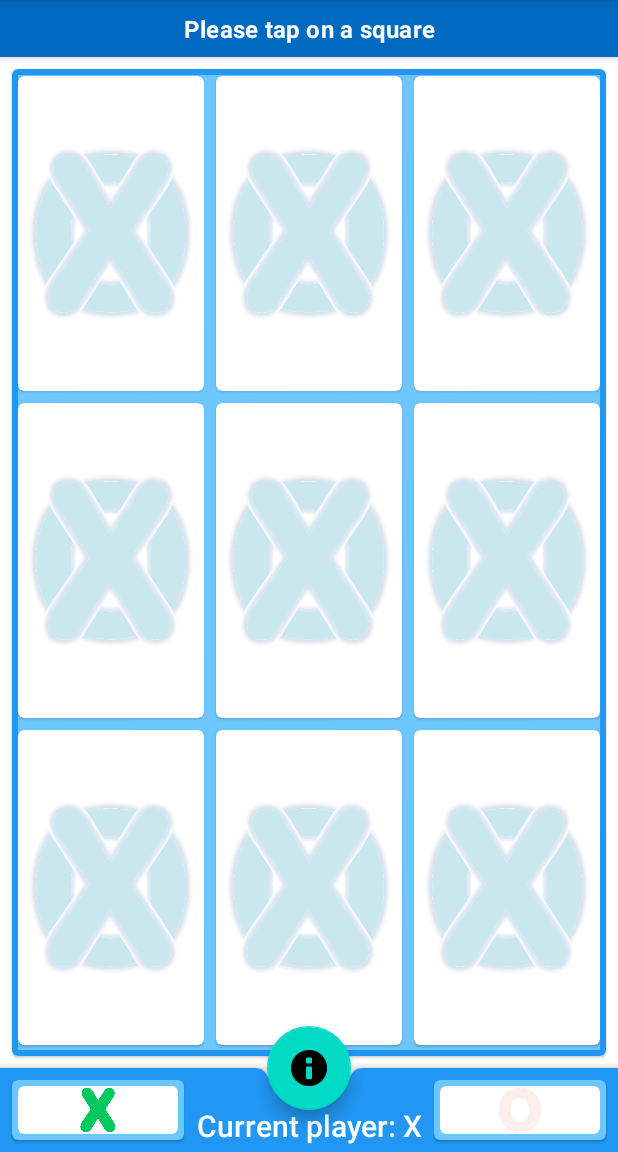
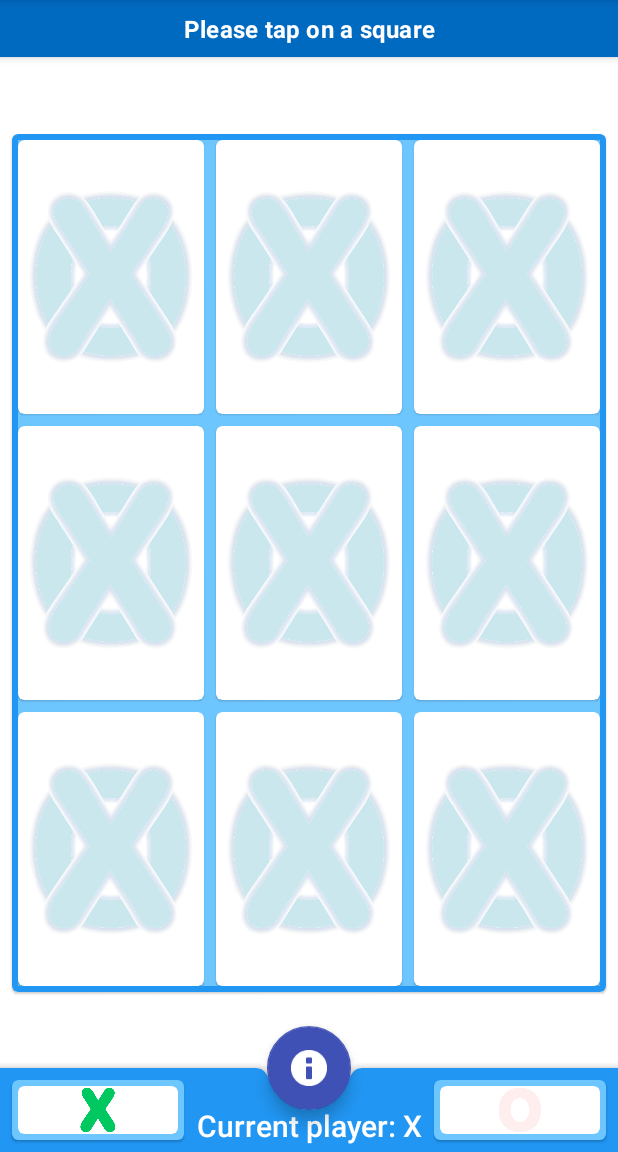
Before and after one commit to mintedtech/TicTacToe, an Android app: the screen it shows after launch (MainActivity), on a phone screen of 412 x 824 dp, the part 84-1236 px from its top. Run offline under Robolectric (Android 15) with nearby library versions, the phone set to English and light mode, and no system bars.

Commit message:
Reverted to adapter-based image scaling

```diff
--- a/app/build.gradle
+++ b/app/build.gradle
@@ -28,4 +28,5 @@ dependencies {
     implementation 'androidx.swiperefreshlayout:swiperefreshlayout:1.1.0'
     implementation 'com.google.android.material:material:1.4.0'
     implementation 'com.google.code.gson:gson:2.8.9'
+    implementation 'androidx.recyclerview:recyclerview:1.2.1'
 }
--- a/app/src/main/java/com/mintedtech/tic_tac_toe/activities/MainActivity.java
+++ b/app/src/main/java/com/mintedtech/tic_tac_toe/activities/MainActivity.java
@@ -148,20 +148,20 @@ public class MainActivity extends AppCompatActivity
         // Create a new LayoutManager object to be used in the RecyclerView
         int rvColumnCount = (int) Math.sqrt (mAdapter.getItemCount ());
         RecyclerView.LayoutManager layoutManager =
-                new GridLayoutManager (this, rvColumnCount)
+                new GridLayoutManager (this, rvColumnCount);/*
                 {
                     @Override public boolean checkLayoutParams (RecyclerView.LayoutParams lp)
                     {
                         // Desired height seems to be slightly less than 1/3rd, due to padding/etc.?
                         // But the precise number is slightly different for portrait and landscape
-                        double offset = getWidth () > getHeight () ? .13 : .12;
+                        double offset = getWidth () > getHeight () ? .13 : .18;
 
                         // Size the height of each to have the entire RV fill the screen
                         // Since this is a symmetrical grid, column count == row count
                         lp.height = (int) (getHeight () / (rvColumnCount + offset));
                         return true; // instead of super.checkLayoutParams (lp);
                     }
-                };
+                };*/
 
         // apply the Layout Manager object just created to the RecyclerView
         rvBoard.setLayoutManager (layoutManager);
--- a/app/src/main/java/com/mintedtech/tic_tac_toe/classes/CardViewImageAdapter.java
+++ b/app/src/main/java/com/mintedtech/tic_tac_toe/classes/CardViewImageAdapter.java
@@ -1,5 +1,9 @@
 package com.mintedtech.tic_tac_toe.classes;
 
+import android.content.Context;
+import android.content.res.Configuration;
+import android.content.res.Resources;
+import android.util.DisplayMetrics;
 import android.view.LayoutInflater;
 import android.view.View;
 import android.view.ViewGroup;
@@ -97,13 +101,14 @@ public class CardViewImageAdapter extends RecyclerView.Adapter<CardImageViewHold
                 .inflate (R.layout.rv_card_image_item, parent, false);
 
         // Create a new ViewHolder with that newly-inflated View
-        //adjustScaling (cardImageViewHolder, parent.getContext ());
+        CardImageViewHolder cardImageViewHolder = new CardImageViewHolder (itemLayoutView);
+        adjustScaling (cardImageViewHolder, parent.getContext ());
 
         // return the created and then modified ViewHolder
-        return new CardImageViewHolder (itemLayoutView);
+        return cardImageViewHolder;
     }
 
-   /* private void adjustScaling (CardImageViewHolder cardImageViewHolder, Context context)
+    private void adjustScaling (CardImageViewHolder cardImageViewHolder, Context context)
     {
         // Scale that ImageView's height to match a portion of the actual screen size...
 
@@ -149,7 +154,7 @@ public class CardViewImageAdapter extends RecyclerView.Adapter<CardImageViewHold
         // create the values for LayoutParameter
         HEIGHT_PARAMETER = (int) (screenHeight / scaleVertical);
         return HEIGHT_PARAMETER;
-    }*/
+    }
 
     @Override public void onBindViewHolder (CardImageViewHolder holder, int position)
     {
--- a/app/src/main/res/layout-land/main_include_all_items.xml
+++ b/app/src/main/res/layout-land/main_include_all_items.xml
@@ -17,7 +17,7 @@
         style="@style/MaterialCardWithBorder"
         android:layout_margin="@dimen/default_activity_margin"
         android:layout_width="0dp"
-        android:layout_height="0dp"
+        android:layout_height="wrap_content"
         app:layout_constraintBottom_toBottomOf="parent"
         app:layout_constraintEnd_toStartOf="@+id/card_o"
         app:layout_constraintStart_toEndOf="@+id/card_x"
--- a/app/src/main/res/layout/content_main.xml
+++ b/app/src/main/res/layout/content_main.xml
@@ -1,4 +1,5 @@
 <?xml version="1.0" encoding="utf-8"?>
+
 
 <androidx.swiperefreshlayout.widget.SwipeRefreshLayout xmlns:android="http://schemas.android.com/apk/res/android"
     xmlns:tools="http://schemas.android.com/tools"
@@ -9,4 +10,5 @@
     tools:showIn="@layout/activity_main">
 
     <include layout="@layout/main_include_all_items" />
+
 </androidx.swiperefreshlayout.widget.SwipeRefreshLayout>
--- a/app/src/main/res/layout/main_include_rv_board.xml
+++ b/app/src/main/res/layout/main_include_rv_board.xml
@@ -5,11 +5,11 @@
     style="@style/MaterialCardWithBorder"
     android:layout_margin="@dimen/default_activity_margin"
     android:layout_width="0dp"
-    android:layout_height="0dp"
+    android:layout_height="wrap_content"
     app:cardBackgroundColor="@color/colorBoardBackground"
-    app:layout_constraintBottom_toBottomOf="parent"
     app:layout_constraintEnd_toEndOf="parent"
     app:layout_constraintStart_toStartOf="parent"
+    app:layout_constraintBottom_toBottomOf="parent"
     app:layout_constraintTop_toBottomOf="@+id/top_bar"
     tools:showIn="@layout/content_main">
 
--- a/app/src/main/res/layout/rv_card_image_item.xml
+++ b/app/src/main/res/layout/rv_card_image_item.xml
@@ -3,13 +3,13 @@
     xmlns:tools="http://schemas.android.com/tools"
     android:layout_gravity="center"
     android:layout_width="match_parent"
-    android:layout_height="match_parent"
+    android:layout_height="wrap_content"
     android:layout_margin="@dimen/outside_half_margin">
 
     <ImageView
         android:id="@+id/rv_image_item"
         android:layout_width="match_parent"
-        android:layout_height="match_parent"
+        android:layout_height="wrap_content"
         android:background="?attr/selectableItemBackground"
         android:contentDescription="@string/board_space"
         android:scaleType="fitCenter"
--- a/app/src/main/res/values/styles.xml
+++ b/app/src/main/res/values/styles.xml
@@ -1,3 +1,4 @@
+<?xml version="1.0" encoding="utf-8"?>
 <resources>
     <style name="MaterialCardWithBorder" parent="Widget.MaterialComponents.CardView">
         <item name="strokeWidth">@dimen/slim_margin</item>
--- a/app/src/main/res/values/themes.xml
+++ b/app/src/main/res/values/themes.xml
@@ -1,21 +1,29 @@
-<resources xmlns:tools="http://schemas.android.com/tools">
-
+<resources>
     <!-- Base application theme. -->
     <style name="Theme.TicTacToe" parent="Theme.MaterialComponents.DayNight.DarkActionBar">
+        <item name="android:alertDialogTheme">@style/MaterialAlertDialogStyle</item>
+        <item name="alertDialogTheme">@style/MaterialAlertDialogStyle</item>
+
         <item name="android:textColorPrimary">@color/colorPrimaryText</item>
         <item name="android:textColorSecondary">@color/colorSecondaryText</item>
 
         <item name="colorPrimary">@color/colorPrimary</item>
-        <item name="colorPrimaryDark">@color/colorPrimaryDark</item>
+        <item name="colorPrimaryVariant">@color/colorPrimaryDark</item>
+        <item name="colorOnPrimary">@color/colorPrimaryText</item>
+
+        <item name="colorSecondary">@color/colorSecondary</item>
+        <item name="colorSecondaryVariant">@color/colorSecondaryDark</item>
+        <item name="colorOnSecondary">@color/colorSecondaryText</item>
+
         <item name="colorButtonNormal">@color/colorPrimaryLight</item>
+        <item name="colorControlActivated">@color/colorSecondary</item>
+        <item name="colorControlHighlight">@color/colorPrimaryDark</item>
+
+        <item name="android:navigationBarColor">@color/colorSecondaryDark</item>
+        <item name="android:statusBarColor">@color/colorSecondaryDark</item>
 
         <item name="actionBarTheme">@style/Theme.TicTacToe.AppBarOverlay</item>
         <item name="popupTheme">@style/Theme.TicTacToe.PopupOverlay</item>
-
-        <!-- Status bar color. -->
-        <item name="android:statusBarColor" tools:targetApi="l">?attr/colorSecondaryVariant</item>
-        <item name="android:navigationBarColor" tools:targetApi="l">?attr/colorSecondaryVariant
-        </item>
     </style>
 
     <style name="Theme.TicTacToe.NoActionBar">
@@ -23,28 +31,26 @@
         <item name="windowActionBar">false</item>
     </style>
 
+    <style name="MaterialAlertDialogStyle" parent="Theme.MaterialComponents.DayNight.Dialog.Alert">
+        <item name="colorAccent">@color/colorSecondary</item>
+    </style>
+
     <style name="Theme.TicTacToe.NoActionBar.SplashScreenTheme">
         <item name="android:background">@drawable/splash_background</item>
     </style>
 
-    <style name="Theme.TicTacToe.NoActionBar.Dialog"
-        parent="Theme.MaterialComponents.DayNight.Dialog.MinWidth">
+    <style name="Theme.TicTacToe.NoActionBar.Dialog" parent="Theme.MaterialComponents.DayNight.Dialog.MinWidth">
         <item name="windowActionBar">false</item>
         <item name="windowNoTitle">true</item>
         <item name="colorPrimary">@color/colorPrimary</item>
         <item name="colorPrimaryVariant">@color/colorPrimaryDark</item>
         <item name="colorOnPrimary">@color/colorPrimaryText</item>
         <item name="colorSecondary">@color/colorSecondary</item>
-        <item
-            name="colorSecondaryVariant">@color/colorSecondaryDark</item>
+        <item name="colorSecondaryVariant">@color/colorSecondaryDark</item>
         <item name="colorOnSecondary">@color/colorSecondaryText</item>
         <item name="colorAccent">@color/colorSecondary</item>
-        <item name="android:navigationBarColor"
-            tools:targetApi="lollipop">@color/colorSecondaryDark
-        </item>
-        <item name="android:statusBarColor"
-            tools:targetApi="lollipop">@color/colorSecondaryDark
-        </item>
+        <item name="android:navigationBarColor">@color/colorSecondaryDark</item>
+        <item name="android:statusBarColor">@color/colorSecondaryDark</item>
     </style>
 
     <style name="Theme.TicTacToe.AppBarOverlay" parent="ThemeOverlay.MaterialComponents.Dark.ActionBar" />
```
Also changed, not shown: app/src/main/res/layout/main_include_toolbar.xml (added, +19 -0 lines).
